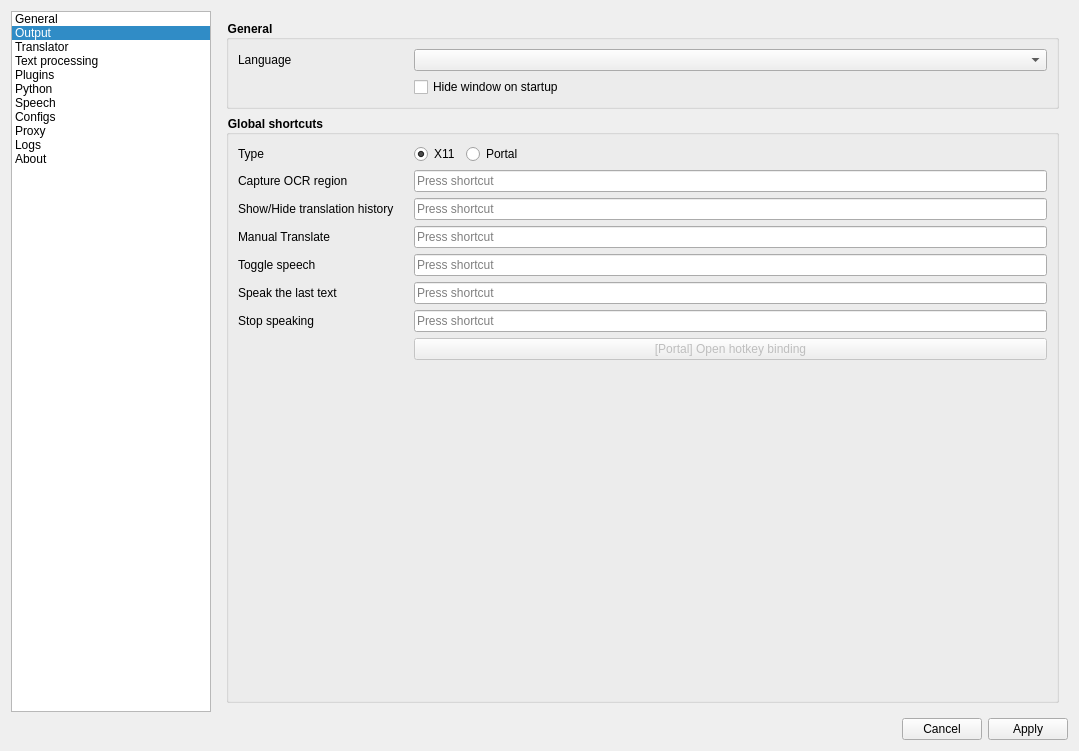
Qt form src/UI/forms/mainwindow.ui (Kirizaku/AurexTranslator) before a commit.
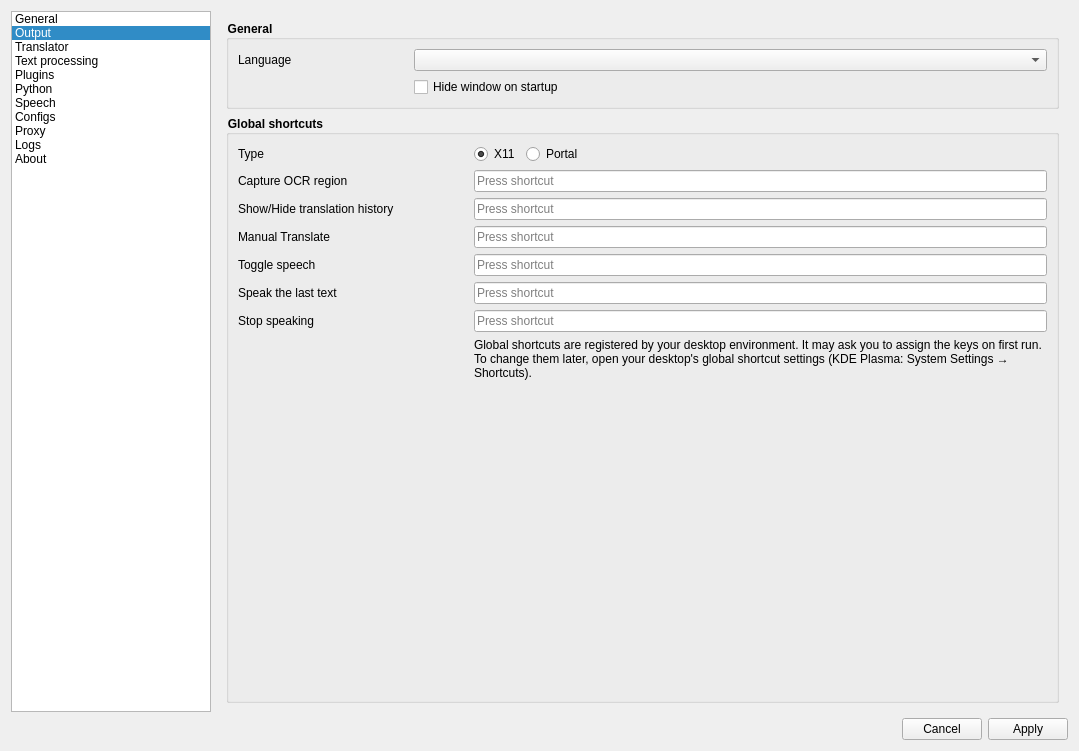
The same form after that commit. The open tabs and pages were chosen to show the change. Custom widgets are drawn as their Qt base class.

Commit message:
fix: hotkeys silently break when switching X11/Portal without a restart
Also removes m_isShortcuts and the Portal release chain that fed it
(shortcutReleased/Deactivated) - dead code on X11, redundant
on Portal, nothing left to keep

What changed in the file:
```diff
--- a/src/UI/forms/mainwindow.ui
+++ b/src/UI/forms/mainwindow.ui
@@ -182,6 +182,12 @@
             </property>
             <item row="0" column="0">
              <widget class="QLabel" name="generalLabelHotKey">
+              <property name="minimumSize">
+               <size>
+                <width>230</width>
+                <height>0</height>
+               </size>
+              </property>
               <property name="text">
                <string>Type</string>
               </property>
@@ -297,12 +303,12 @@
              </spacer>
             </item>
             <item row="7" column="1">
-             <widget class="QPushButton" name="generalBindShortcut">
-              <property name="enabled">
-               <bool>false</bool>
-              </property>
+             <widget class="QLabel" name="generalPortalHotkeysHint">
               <property name="text">
-               <string>[Portal] Open hotkey binding</string>
+               <string>Global shortcuts are registered by your desktop environment. It may ask you to assign the keys on first run. To change them later, open your desktop's global shortcut settings (KDE Plasma: System Settings → Shortcuts).</string>
+              </property>
+              <property name="wordWrap">
+               <bool>true</bool>
               </property>
              </widget>
             </item>
```
Left out of the diff: 10 changed lines with no effect on the pictures. The commit also changes 8 other files.
